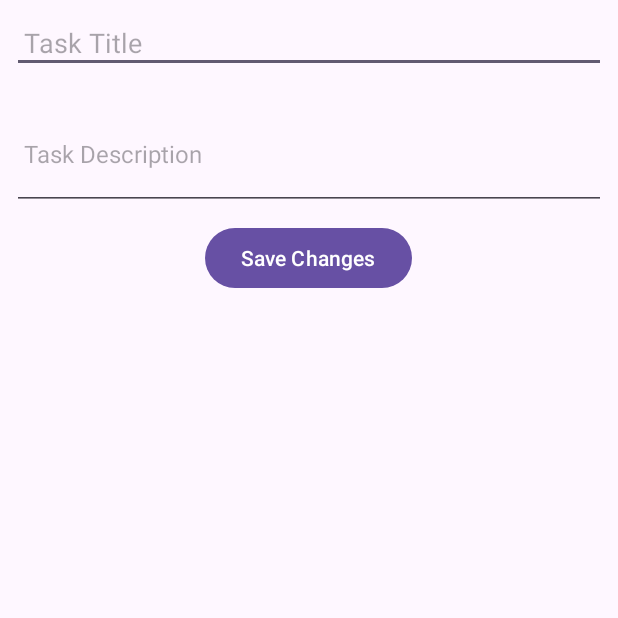
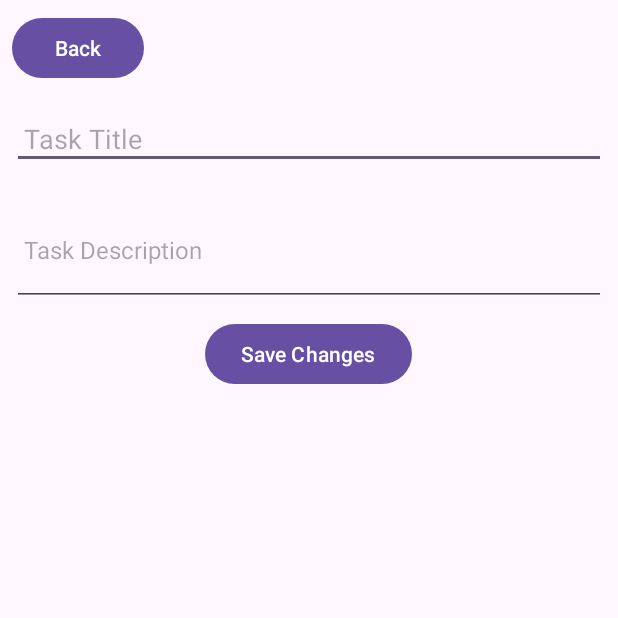
Before and after one commit to NI-Corp/NI-Organizer, an Android app: the EditTaskActivity screen opened directly, with no data from a screen before it, on a phone screen of 412 x 824 dp, the top half of it. Run offline under Robolectric (Android 15) with nearby library versions, the phone set to English and light mode, and no system bars.

Commit message:
add some methods EditTaskActivity

```diff
--- a/app/src/main/res/layout/activity_edit_task.xml
+++ b/app/src/main/res/layout/activity_edit_task.xml
@@ -2,6 +2,16 @@
 <RelativeLayout xmlns:android="http://schemas.android.com/apk/res/android"
     android:layout_width="match_parent"
     android:layout_height="match_parent">
+
+    <Button
+        android:id="@+id/backButton"
+        android:layout_width="wrap_content"
+        android:layout_height="wrap_content"
+        android:text="Back"
+        android:layout_margin="8dp"
+        android:layout_alignParentStart="true"
+        android:layout_alignParentTop="true"
+        android:onClick="onBackPressed"/>
 
     <EditText
         android:id="@+id/titleEditText"
@@ -10,7 +20,8 @@
         android:hint="Task Title"
         android:padding="8dp"
         android:layout_margin="8dp"
-        android:textSize="18sp"/>
+        android:textSize="18sp"
+        android:layout_below="@id/backButton"/>
 
     <EditText
         android:id="@+id/descriptionEditText"
@@ -28,8 +39,8 @@
         android:id="@+id/saveButton"
         android:layout_width="wrap_content"
         android:layout_height="wrap_content"
+        android:text="Save Changes"
         android:layout_below="@id/descriptionEditText"
-        android:layout_centerHorizontal="true"
-        android:text="Save Changes"/>
+        android:layout_centerHorizontal="true"/>
 
 </RelativeLayout>
--- a/app/src/main/res/layout/task_item.xml
+++ b/app/src/main/res/layout/task_item.xml
@@ -4,6 +4,7 @@
     xmlns:tools="http://schemas.android.com/tools"
     android:layout_width="match_parent"
     android:layout_height="wrap_content"
+    android:id="@+id/taskMainLayout"
     android:padding="16dp">
 
     <com.nicorp.organizer.VerticalTextView
```
Also changed, not shown: app/src/main/java/com/nicorp/organizer/EditTaskActivity.java (+40 -2 lines), app/src/main/java/com/nicorp/organizer/TasksAdapter.java (+10 -0 lines).
